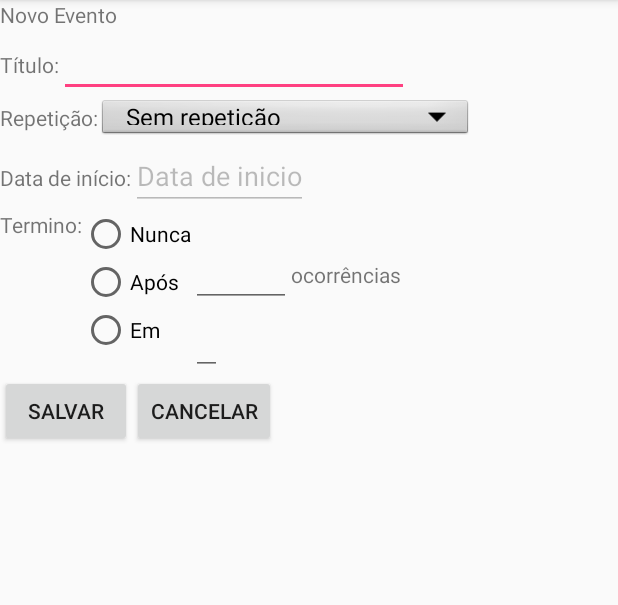
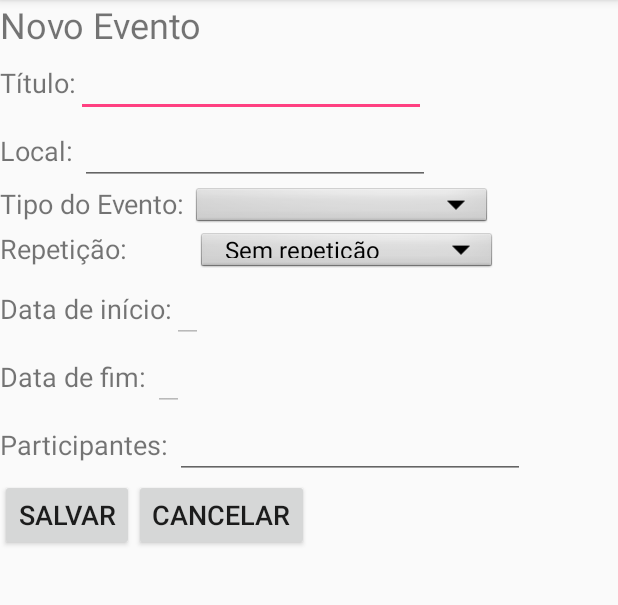
Before and after one commit to kelvinkz/krdcer70, an Android app: the EditEventActivity screen opened directly, with no data from a screen before it, on a phone screen of 412 x 824 dp, the part 84-689 px from its top. Run offline under Robolectric (Android 15) with nearby library versions, the phone set to English and light mode, and no system bars.

Commit message:
editar compromisso

```diff
--- a/AgendaN70/app/src/main/res/layout/activity_edit_event.xml
+++ b/AgendaN70/app/src/main/res/layout/activity_edit_event.xml
@@ -7,9 +7,10 @@
     tools:context="com.engenharia.agendan70.EditEventActivity">
 
     <TextView
-        android:layout_width="fill_parent"
+        android:layout_width="wrap_content"
         android:layout_height="wrap_content"
-        android:text="@string/novoEvento" />
+        android:text="@string/novoEvento"
+        android:textSize="24sp"/>
 
     <LinearLayout
         android:layout_width="wrap_content"
@@ -18,11 +19,29 @@
         <TextView
             android:layout_width="wrap_content"
             android:layout_height="wrap_content"
-            android:text="@string/nomeEvento" />
+            android:text="@string/nomeEvento"
+            android:textSize="18sp"/>
         <EditText
             android:layout_width="350px"
             android:layout_height="wrap_content"
-            android:id="@+id/titulo"/>
+            android:id="@+id/titulo"
+            android:textSize="18sp"/>
+    </LinearLayout>
+
+    <LinearLayout
+        android:layout_width="wrap_content"
+        android:layout_height="wrap_content"
+        android:orientation="horizontal">
+        <TextView
+            android:layout_width="wrap_content"
+            android:layout_height="wrap_content"
+            android:text="Local: "
+            android:textSize="18sp"/>
+        <EditText
+            android:layout_width="350px"
+            android:layout_height="wrap_content"
+            android:id="@+id/local"
+            android:textSize="18sp"/>
     </LinearLayout>
 
     <LinearLayout
@@ -32,14 +51,16 @@
         <TextView
             android:layout_width="fill_parent"
             android:layout_height="wrap_content"
-            android:text="@string/tipoRepet" />
+            android:text="Tipo do Evento: "
+            android:textSize="18sp"/>
         <Spinner
-            android:id="@+id/spinner1"
-            android:layout_width="250dp"
+            android:id="@+id/spinner0"
+            android:layout_width="200dp"
             android:layout_height="30dp"
             android:background="@android:drawable/btn_dropdown"
             android:spinnerMode="dropdown" />
     </LinearLayout>
+
     <LinearLayout
         android:layout_width="wrap_content"
         android:layout_height="wrap_content"
@@ -47,14 +68,16 @@
         <TextView
             android:layout_width="fill_parent"
             android:layout_height="wrap_content"
-            android:text="@string/iniciaem" />
-        <EditText
-            android:id="@+id/dt_inicio"
-            android:layout_width="fill_parent"
-            android:layout_height="wrap_content"
-            android:enabled="false"
-            android:text="Data de inicio"/>
+            android:text="Repetição:          "
+            android:textSize="18sp"/>
+        <Spinner
+            android:id="@+id/spinner1"
+            android:layout_width="200dp"
+            android:layout_height="30dp"
+            android:background="@android:drawable/btn_dropdown"
+            android:spinnerMode="dropdown" />
     </LinearLayout>
+
     <LinearLayout
         android:layout_width="wrap_content"
         android:layout_height="wrap_content"
@@ -62,55 +85,50 @@
         <TextView
             android:layout_width="fill_parent"
             android:layout_height="wrap_content"
-            android:text="@string/termina" />
-        <RadioGroup
-            android:layout_width="wrap_content"
+            android:text="@string/iniciaem"
+            android:textSize="18sp"/>
+        <EditText
+            android:id="@+id/dt_inicio"
+            android:layout_width="fill_parent"
             android:layout_height="wrap_content"
-            android:id="@+id/terminar"
-            android:orientation="vertical">
-            <RadioButton
-                android:layout_width="wrap_content"
-                android:layout_height="wrap_content"
-                android:id="@+id/semFim"
-                android:text="@string/nunca"/>
-            <RadioButton
-                android:layout_width="wrap_content"
-                android:layout_height="wrap_content"
-                android:id="@+id/qtdOcorrencias"
-                android:text="@string/apos"/>
-            <RadioButton
-                android:layout_width="wrap_content"
-                android:layout_height="wrap_content"
-                android:id="@+id/termino"
-                android:text="@string/em"/>
-        </RadioGroup>
+            android:enabled="false"
+            android:textSize="18sp"/>
+    </LinearLayout>
+
     <LinearLayout
         android:layout_width="wrap_content"
         android:layout_height="wrap_content"
-            android:orientation="vertical">
+        android:orientation="horizontal">
         <TextView
-                android:layout_width="1px"
-                android:layout_height="wrap_content" />
+            android:layout_width="fill_parent"
+            android:layout_height="wrap_content"
+            android:text="Data de fim: "
+            android:textSize="18sp"/>
+        <EditText
+            android:id="@+id/dt_fim"
+            android:layout_width="fill_parent"
+            android:layout_height="wrap_content"
+            android:enabled="false"
+            android:textSize="18sp"/>
+    </LinearLayout>
+
     <LinearLayout
         android:layout_width="wrap_content"
-                android:layout_height="wrap_content">
-                <EditText
-                    android:layout_width="100px"
         android:layout_height="wrap_content"
-                    android:inputType="number"
-                    android:id="@+id/numOcorrencias"/>
+        android:orientation="horizontal">
         <TextView
             android:layout_width="wrap_content"
             android:layout_height="wrap_content"
-                    android:text="@string/ocorrencias" />
+            android:text="Participantes: "
+            android:textSize="18sp"/>
+        <EditText
+            android:layout_width="350px"
+            android:layout_height="wrap_content"
+            android:id="@+id/participante"
+            android:textSize="18sp"/>
+
     </LinearLayout>
-            <EditText
-                android:layout_width="wrap_content"
-                android:layout_height="wrap_content"
-                android:inputType="date"
-                android:id="@+id/dataFim"/>
-        </LinearLayout>
-    </LinearLayout>
+
     <LinearLayout
         android:layout_width="wrap_content"
         android:layout_height="wrap_content"
@@ -120,12 +138,15 @@
             android:layout_width="wrap_content"
             android:layout_height="wrap_content"
             android:text="@string/salvar"
-            android:onClick="gotoSalvar"/>
+            android:onClick="gotoSalvar"
+
+            android:textSize="18sp"/>
         <Button
             android:id="@+id/bt_cancelar"
             android:layout_width="wrap_content"
             android:layout_height="wrap_content"
             android:text="@string/cancelar"
-            android:onClick="gotoCancelar"/>
+            android:onClick="gotoCancelar"
+            android:textSize="18sp"/>
     </LinearLayout>
 </LinearLayout>
```
Lines whose indentation alone changed are shown as unchanged.
